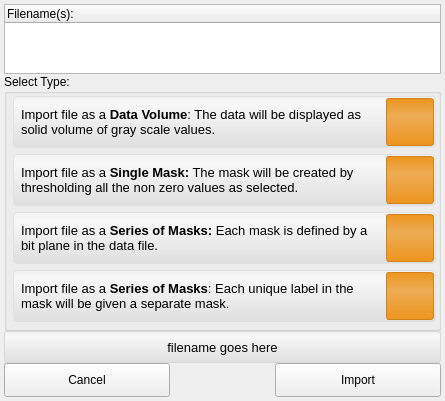
Before: the Qt Designer form src/Interface/AppInterface/LayerImporterWidget.ui in SCIInstitute/Seg3D, drawn with Qt 5.
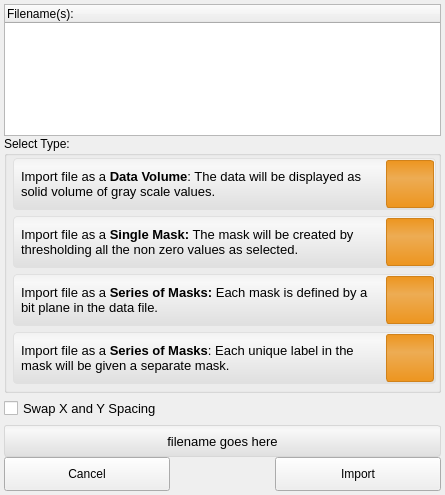
After: the same form once the commit is applied. Icons and pictures are not drawn.

Commit message: fixes for the appsegmentationexportwizard and issues with going back and forward between the pages, fixes for the Layerwidget to make it shorter and to fix the icon issue, disabled some of the icons in the viewer widget that we havnet hooked up yet, some cleanup in the importer, fixed a bug in the layergroupwidget that would start the opengroup button to start as closed when it should be open

```diff
--- a/src/Interface/AppInterface/LayerImporterWidget.ui
+++ b/src/Interface/AppInterface/LayerImporterWidget.ui
@@ -7,7 +7,7 @@
     <x>0</x>
     <y>0</y>
     <width>445</width>
-    <height>394</height>
+    <height>495</height>
    </rect>
   </property>
   <property name="minimumSize">
@@ -667,6 +667,71 @@
      </layout>
     </widget>
    </item>
+   <item>
+    <widget class="QWidget" name="swap_x_y_spacing_widget_" native="true">
+     <property name="minimumSize">
+      <size>
+       <width>390</width>
+       <height>32</height>
+      </size>
+     </property>
+     <property name="maximumSize">
+      <size>
+       <width>16777215</width>
+       <height>32</height>
+      </size>
+     </property>
+     <layout class="QHBoxLayout" name="horizontalLayout_19">
+      <property name="spacing">
+       <number>0</number>
+      </property>
+      <property name="margin">
+       <number>0</number>
+      </property>
+      <item>
+       <widget class="QWidget" name="widget_5" native="true">
+        <property name="minimumSize">
+         <size>
+          <width>0</width>
+          <height>32</height>
+         </size>
+        </property>
+        <property name="maximumSize">
+         <size>
+          <width>16777215</width>
+          <height>32</height>
+         </size>
+        </property>
+        <property name="font">
+         <font>
+          <pointsize>10</pointsize>
+         </font>
+        </property>
+        <layout class="QHBoxLayout" name="horizontalLayout_20">
+         <property name="spacing">
+          <number>0</number>
+         </property>
+         <property name="margin">
+          <number>0</number>
+         </property>
+         <item>
+          <widget class="QCheckBox" name="swap_spacing_checkbox_">
+           <property name="font">
+            <font>
+             <pointsize>10</pointsize>
+            </font>
+           </property>
+           <property name="text">
+            <string>Swap X and Y Spacing</string>
+           </property>
+          </widget>
+         </item>
+        </layout>
+       </widget>
+      </item>
+     </layout>
+    </widget>
+   </item>
    <item>
     <widget class="QWidget" name="scanning_file_" native="true">
      <property name="minimumSize">
```
Left out of the diff: 2 changed lines with no effect on the pictures. The commit also changes 17 other files.
